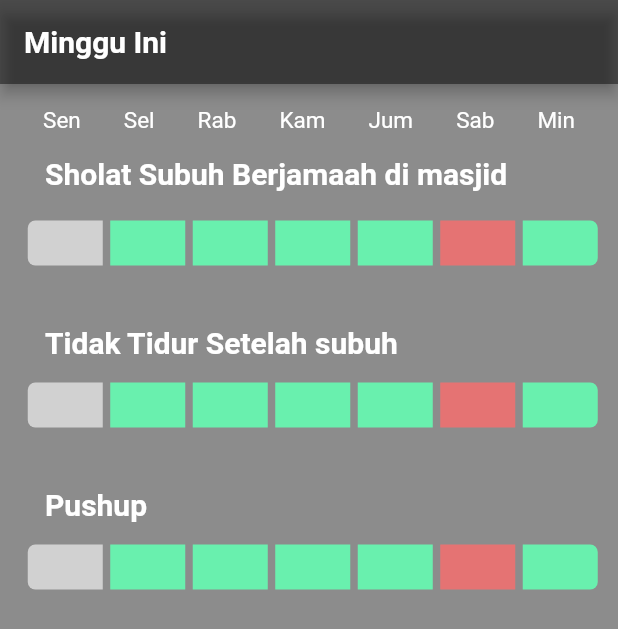
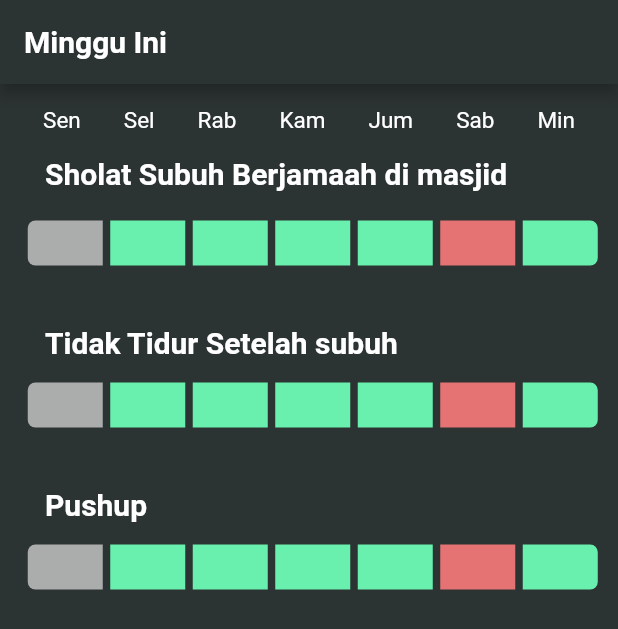
Before and after one commit to moohat/flutterbasic, a Flutter app: the screen it shows after launch, on a phone screen of 412 x 824 dp. Shown: the top 629 px of the screen. Run offline on Flutter 3.47's test engine with Material 2 defaults, Android fonts, the phone set to English and light mode, and no system bars.

Commit message:
latihan 26 - membuat aplikasi sederhana Way Of Life - ganti warna background pick dari color hunt  v2

```diff
--- a/lib/widgets/soal_26.dart
+++ b/lib/widgets/soal_26.dart
@@ -11,9 +11,9 @@ class Soal26 extends StatelessWidget {
             "Minggu Ini",
             style: TextStyle(fontSize: 20, fontWeight: FontWeight.bold),
           ),
-          backgroundColor: Colors.black45,
+          backgroundColor: Color(0xFF2C3333), // Will work
         ),
-        backgroundColor: Colors.black45,
+        backgroundColor: Color(0xFF2C3333),
         body: Column(
           children: [
             Padding(
```
